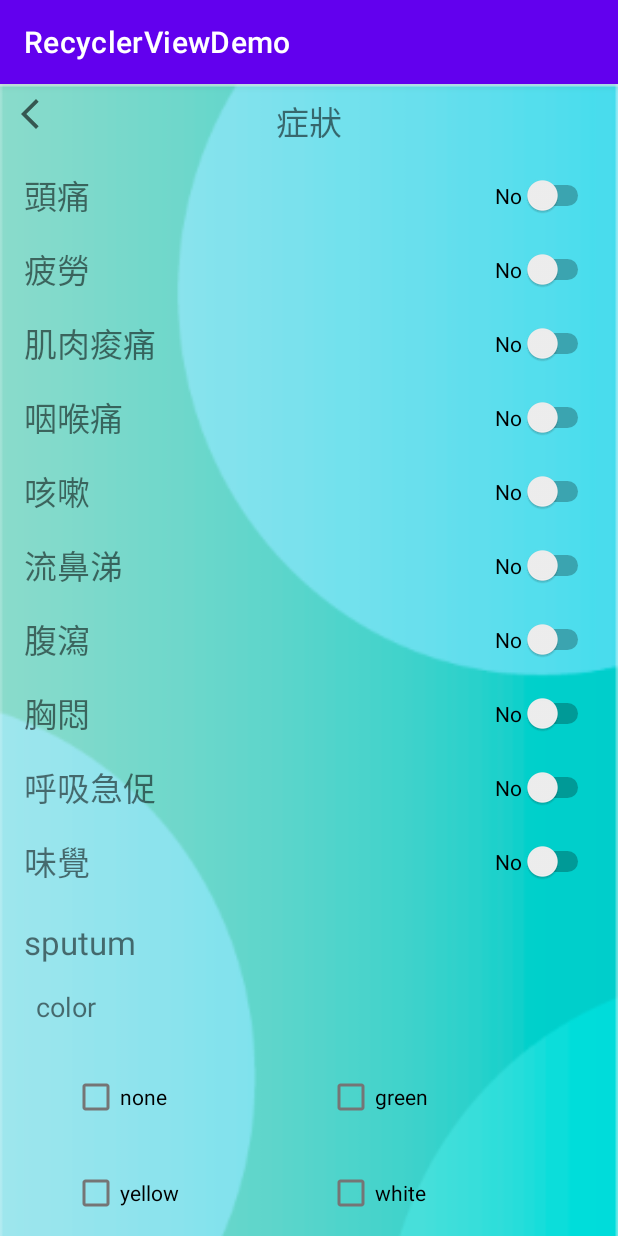
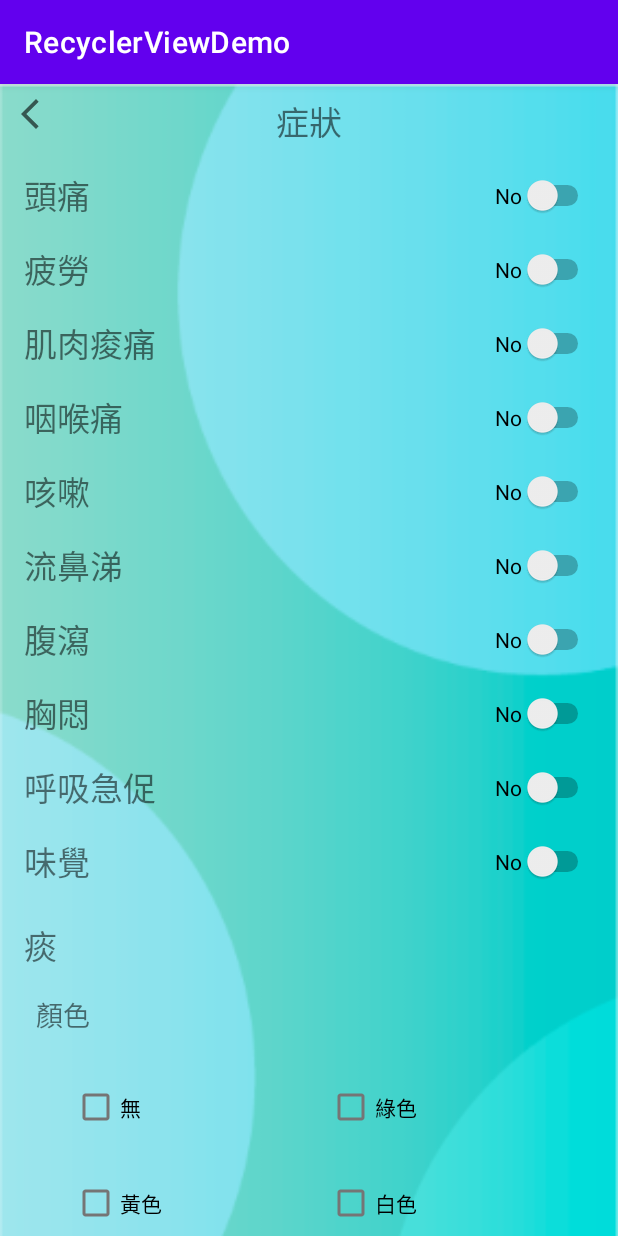
Before and after one commit to alfayu6799/RecyclerViewDemo, an Android app: the screen it shows after launch (MainActivity), on a phone screen of 412 x 824 dp. Run offline under Robolectric (Android 15) with nearby library versions, the phone set to English and light mode, and no system bars.

Commit message:
補翻譯

```diff
--- a/app/src/main/java/com/example/recyclerviewdemo/CheckBoxAdapter.java
+++ b/app/src/main/java/com/example/recyclerviewdemo/CheckBoxAdapter.java
@@ -12,6 +12,8 @@ import androidx.recyclerview.widget.GridLayoutManager;
 import androidx.recyclerview.widget.RecyclerView;
 
 import java.util.ArrayList;
+import java.util.Dictionary;
+import java.util.Hashtable;
 import java.util.List;
 
 public class CheckBoxAdapter extends RecyclerView.Adapter<CheckBoxAdapter.ViewHolder>{
@@ -36,15 +38,19 @@ public class CheckBoxAdapter extends RecyclerView.Adapter<CheckBoxAdapter.ViewHo
 
     @Override
     public void onBindViewHolder(@NonNull ViewHolder holder, int position) {
-          String[] str = checkBoxGroupList.get(position).getKey().split(",");  //以,切割
+        Dictionary dictionary = getDictionary();
 
-          holder.tvTitle.setText(str[0]);     //痰.鼻涕
-          holder.tvTitleSub.setText(str[1]);  //顏色,型態
+        String[] str = checkBoxGroupList.get(position).getKey().split(",");
+        String title = str[0];
+        String titleSub = str[1];
 
-          CheckBoxSubAdapter adapter = new CheckBoxSubAdapter(context, checkBoxGroupList.get(position).getValue());
-          holder.subRecycler.setAdapter(adapter);
-          holder.subRecycler.setHasFixedSize(true);
-          holder.subRecycler.setLayoutManager(new GridLayoutManager(context, 2));
+        holder.tvTitle.setText((CharSequence) dictionary.get(title));
+        holder.tvTitleSub.setText((CharSequence) dictionary.get(titleSub));
+
+        CheckBoxSubAdapter adapter = new CheckBoxSubAdapter(context, checkBoxGroupList.get(position).getValue());
+        holder.subRecycler.setAdapter(adapter);
+        holder.subRecycler.setHasFixedSize(true);
+        holder.subRecycler.setLayoutManager(new GridLayoutManager(context, 2));
     }
 
     @Override
@@ -65,4 +71,14 @@ public class CheckBoxAdapter extends RecyclerView.Adapter<CheckBoxAdapter.ViewHo
             subRecycler = itemView.findViewById(R.id.rvSub);
         }
     }
+
+    private Dictionary getDictionary(){
+        Dictionary dictionary = new Hashtable();
+        dictionary.put("sputum","痰");
+        dictionary.put("nose","鼻涕");
+        dictionary.put("color","顏色");
+        dictionary.put("type","型態");
+
+        return dictionary;
+    }
 }
--- a/app/src/main/java/com/example/recyclerviewdemo/CheckBoxSubAdapter.java
+++ b/app/src/main/java/com/example/recyclerviewdemo/CheckBoxSubAdapter.java
@@ -11,6 +11,8 @@ import androidx.annotation.NonNull;
 import androidx.recyclerview.widget.RecyclerView;
 
 import java.util.ArrayList;
+import java.util.Dictionary;
+import java.util.Hashtable;
 import java.util.List;
 
 public class CheckBoxSubAdapter extends RecyclerView.Adapter<CheckBoxSubAdapter.ViewHolder>{
@@ -33,7 +35,9 @@ public class CheckBoxSubAdapter extends RecyclerView.Adapter<CheckBoxSubAdapter.
 
     @Override
     public void onBindViewHolder(@NonNull ViewHolder holder, int position) {
-        holder.checkBox.setText(value.get(position));
+        Dictionary dictionary = getDictionary();
+
+        holder.checkBox.setText((CharSequence) dictionary.get(value.get(position)));
     }
 
     @Override
@@ -51,4 +55,26 @@ public class CheckBoxSubAdapter extends RecyclerView.Adapter<CheckBoxSubAdapter.
             checkBox = itemView.findViewById(R.id.checkBox);
         }
     }
+
+    private Dictionary getDictionary(){
+        Dictionary dictionary = new Hashtable();
+
+        dictionary.put("none","無");
+        dictionary.put("green","綠色");
+        dictionary.put("yellow","黃色");
+        dictionary.put("white","白色");
+        dictionary.put("rustColor","鐵鏽色");
+        dictionary.put("grayBlack","灰黑色");
+        dictionary.put("foamy","泡沫狀的");
+        dictionary.put("slimy","黏糊糊的");
+        dictionary.put("transparent","透明");
+        dictionary.put("milky","乳白色");
+        dictionary.put("yellowGreen","黃綠色");
+        dictionary.put("pink","粉色");
+        dictionary.put("brown","褐色");
+        dictionary.put("black","黑色");
+        dictionary.put("waterLike","水樣狀");
+        dictionary.put("stickyPus","黏膿");
+        return dictionary;
+    }
 }
--- a/app/src/main/java/com/example/recyclerviewdemo/MainActivity.java
+++ b/app/src/main/java/com/example/recyclerviewdemo/MainActivity.java
@@ -99,6 +99,8 @@ public class MainActivity extends AppCompatActivity implements View.OnClickListe
 
     //上傳資料到後端
     private void updateToApi() {
+        //Log.d(TAG, "updateToApi: 上傳!!"  );
+
     }
 
     //取得本地端json檔案
```
Also changed, not shown: app/src/main/assets/test1.json (deleted, +0 -48 lines), app/src/main/assets/test2.json (deleted, +0 -44 lines), app/src/main/java/com/example/recyclerviewdemo/Test1.java (deleted, +0 -47 lines), app/src/main/java/com/example/recyclerviewdemo/Test2.java (deleted, +0 -43 lines).
